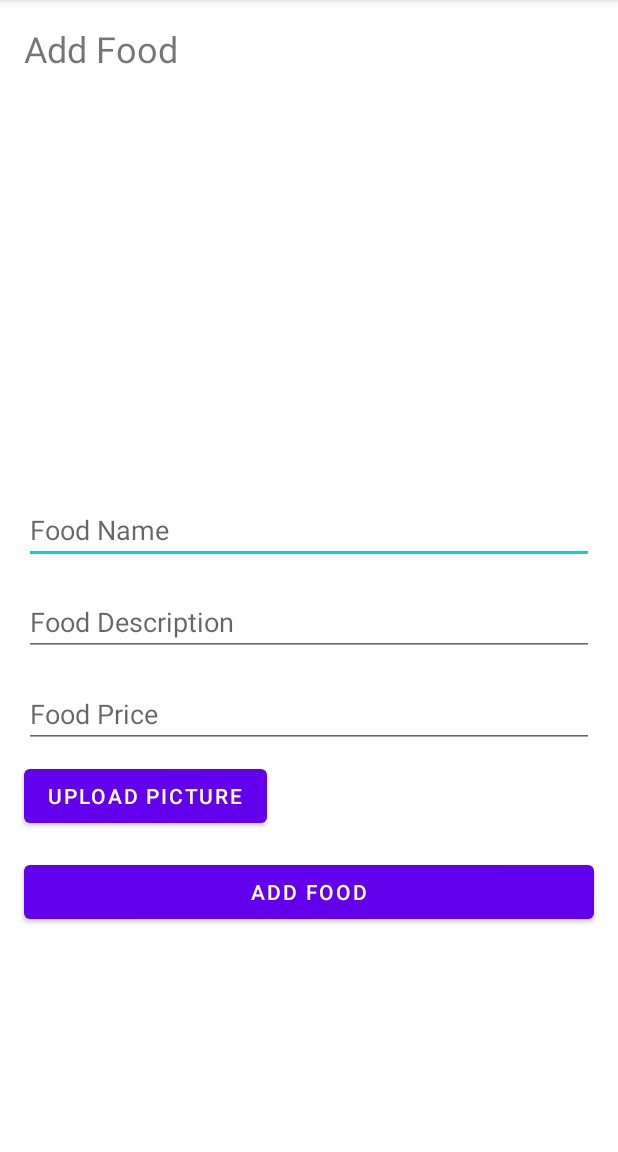
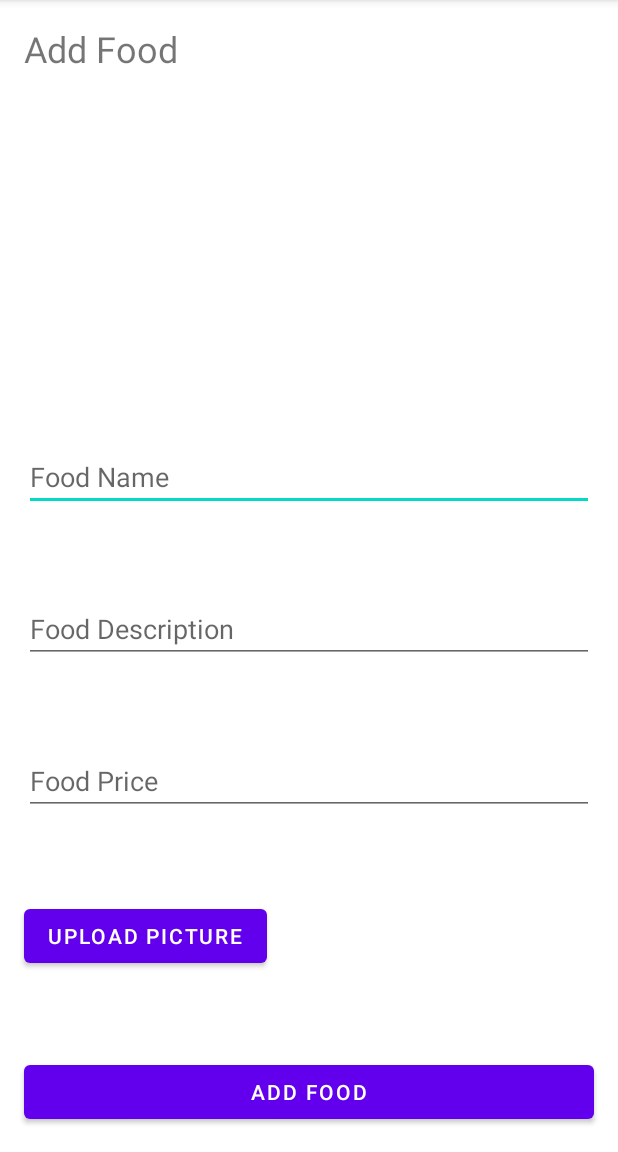
Before and after one commit to dakyboy/HungerWarriorVendor, an Android app: the AddFoodActivity screen opened directly, with no data from a screen before it, after a tap on "ADD FOOD", on a phone screen of 412 x 824 dp, the part 84-1236 px from its top. Run offline under Robolectric (Android 15) with nearby library versions, the phone set to English and light mode, and no system bars; our stand-ins replace Volley; 2 statements that could not run were skipped.

Commit message:
add food added c

```diff
--- a/app/src/main/java/com/dakiiii/hungerwarriorvendor/AddFoodActivity.java
+++ b/app/src/main/java/com/dakiiii/hungerwarriorvendor/AddFoodActivity.java
@@ -1,12 +1,12 @@
 package com.dakiiii.hungerwarriorvendor;
 
-import androidx.appcompat.app.AppCompatActivity;
-
-import android.app.ProgressDialog;
 import android.os.Bundle;
 import android.view.View;
 import android.widget.EditText;
 import android.widget.ImageView;
+import android.widget.Toast;
+
+import androidx.appcompat.app.AppCompatActivity;
 
 import com.android.volley.AuthFailureError;
 import com.android.volley.Request;
@@ -48,12 +48,13 @@ public class AddFoodActivity extends AppCompatActivity {
                 , new Response.Listener<String>() {
             @Override
             public void onResponse(String response) {
-
+                Toast.makeText(AddFoodActivity.this, response, Toast.LENGTH_SHORT).show();
             }
         }, new Response.ErrorListener() {
             @Override
             public void onErrorResponse(VolleyError error) {
-
+                Toast.makeText(AddFoodActivity.this,
+                        error.toString(), Toast.LENGTH_SHORT).show();
             }
         }) {
             @Override
@@ -71,9 +72,9 @@ public class AddFoodActivity extends AppCompatActivity {
     }
 
     private Food getFoodDetail() {
-        String foodName = foodNameEditText.getText().toString();
-        String foodDesc = foodDescriptionEditText.getText().toString();
-        int foodPrice = Integer.parseInt(foodPriceEditText.getText().toString());
+        String foodName = foodNameEditText.getText().toString().trim();
+        String foodDesc = foodDescriptionEditText.getText().toString().trim();
+        int foodPrice = Integer.parseInt(foodPriceEditText.getText().toString().trim());
 
         if (foodName != null) {
             eFood = new Food(foodName);
--- a/app/src/main/res/layout/activity_add_food.xml
+++ b/app/src/main/res/layout/activity_add_food.xml
@@ -12,8 +12,10 @@
         android:layout_height="wrap_content"
         android:text="@string/add_food"
         android:textSize="24sp"
+        app:layout_constraintBottom_toTopOf="@+id/imageViewFoodPic"
         app:layout_constraintStart_toStartOf="@+id/guideline"
-        app:layout_constraintTop_toTopOf="@+id/guideline2" />
+        app:layout_constraintTop_toTopOf="@+id/guideline2"
+        app:layout_constraintVertical_chainStyle="spread_inside" />
 
     <EditText
         android:id="@+id/editTextFoodName"
@@ -25,7 +27,9 @@
         android:ems="10"
         android:hint="@string/food_name"
         android:inputType="textPersonName"
+        app:layout_constraintBottom_toTopOf="@+id/editTextFoodDescription"
         app:layout_constraintEnd_toEndOf="parent"
+        app:layout_constraintHorizontal_bias="0.5"
         app:layout_constraintStart_toStartOf="@+id/guideline"
         app:layout_constraintTop_toBottomOf="@+id/imageViewFoodPic" />
 
@@ -33,9 +37,10 @@
         android:id="@+id/buttonUploadPic"
         android:layout_width="wrap_content"
         android:layout_height="wrap_content"
-        android:layout_marginTop="8dp"
+        android:layout_marginTop="16dp"
         android:onClick="uploadPic"
         android:text="@string/upload_picture"
+        app:layout_constraintBottom_toTopOf="@+id/buttonAddFood"
         app:layout_constraintStart_toStartOf="@+id/guideline"
         app:layout_constraintTop_toBottomOf="@+id/editTextFoodPrice" />
 
@@ -62,7 +67,9 @@
         android:gravity="start|top"
         android:hint="@string/food_description"
         android:inputType="textMultiLine"
+        app:layout_constraintBottom_toTopOf="@+id/editTextFoodPrice"
         app:layout_constraintEnd_toEndOf="@+id/editTextFoodName"
+        app:layout_constraintHorizontal_bias="0.5"
         app:layout_constraintStart_toStartOf="@+id/guideline"
         app:layout_constraintTop_toBottomOf="@+id/editTextFoodName" />
 
@@ -74,7 +81,9 @@
         android:ems="10"
         android:hint="@string/food_price"
         android:inputType="number"
+        app:layout_constraintBottom_toTopOf="@+id/buttonUploadPic"
         app:layout_constraintEnd_toEndOf="@+id/editTextFoodDescription"
+        app:layout_constraintHorizontal_bias="0.5"
         app:layout_constraintStart_toStartOf="@+id/guideline"
         app:layout_constraintTop_toBottomOf="@+id/editTextFoodDescription" />
 
@@ -85,23 +94,23 @@
         android:layout_marginTop="16dp"
         android:layout_marginEnd="16dp"
         android:layout_marginRight="16dp"
+        android:layout_marginBottom="16dp"
         android:onClick="addFood"
         android:text="@string/add_food"
+        app:layout_constraintBottom_toBottomOf="parent"
         app:layout_constraintEnd_toEndOf="parent"
+        app:layout_constraintHorizontal_bias="0.5"
         app:layout_constraintStart_toStartOf="@+id/guideline"
         app:layout_constraintTop_toBottomOf="@+id/buttonUploadPic" />
 
     <ImageView
         android:id="@+id/imageViewFoodPic"
         android:layout_width="0dp"
-        android:layout_height="250dp"
-        android:layout_marginStart="16dp"
-        android:layout_marginLeft="16dp"
-        android:layout_marginTop="16dp"
-        android:layout_marginEnd="32dp"
-        android:layout_marginRight="32dp"
+        android:layout_height="150dp"
+        app:layout_constraintBottom_toTopOf="@+id/editTextFoodName"
         app:layout_constraintEnd_toEndOf="parent"
-        app:layout_constraintStart_toStartOf="@+id/guideline"
+        app:layout_constraintHorizontal_bias="0.5"
+        app:layout_constraintStart_toStartOf="parent"
         app:layout_constraintTop_toBottomOf="@+id/textViewAddFood"
         tools:srcCompat="@tools:sample/backgrounds/scenic" />
 
```
